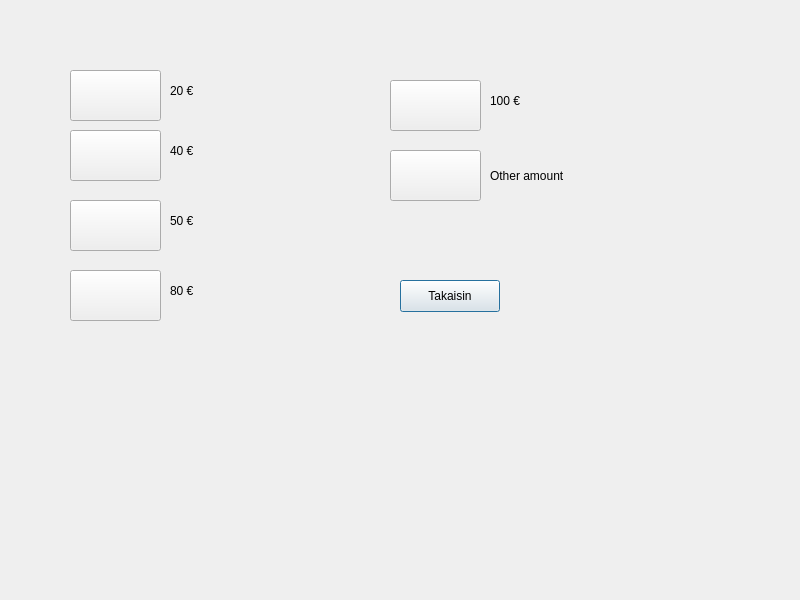
First picture: the form in bank-automat/withdraw.ui, repository DeveMike/Software_Development_Application_Project, before the edit.
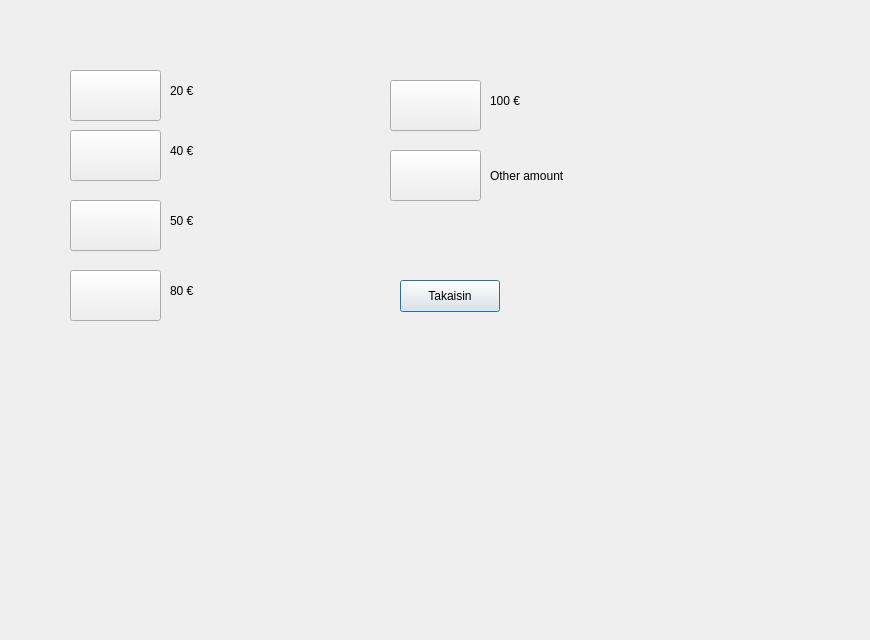
Second picture: the form after the edit. Icons and pictures are not drawn.

Commit message: Add virtual keypad and improve UI design

Patch:
```diff
--- a/bank-automat/withdraw.ui
+++ b/bank-automat/withdraw.ui
@@ -6,8 +6,8 @@
    <rect>
     <x>0</x>
     <y>0</y>
-    <width>800</width>
-    <height>600</height>
+    <width>870</width>
+    <height>640</height>
    </rect>
   </property>
   <property name="windowTitle">
```
The commit also changes 2 other files.
